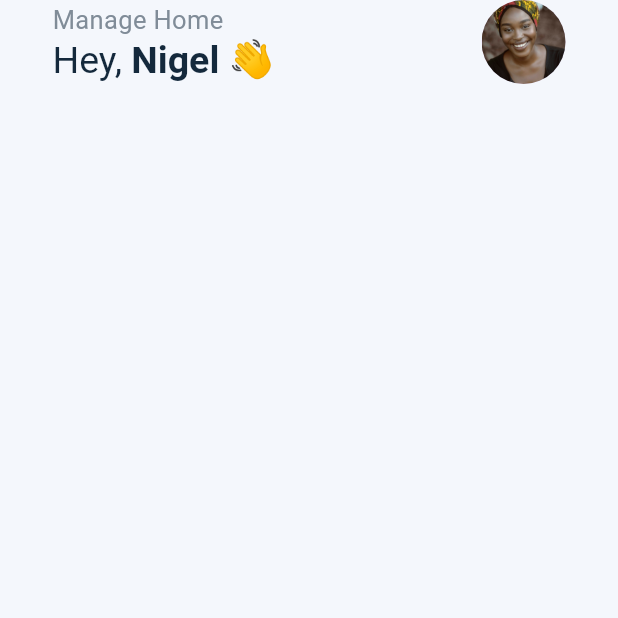
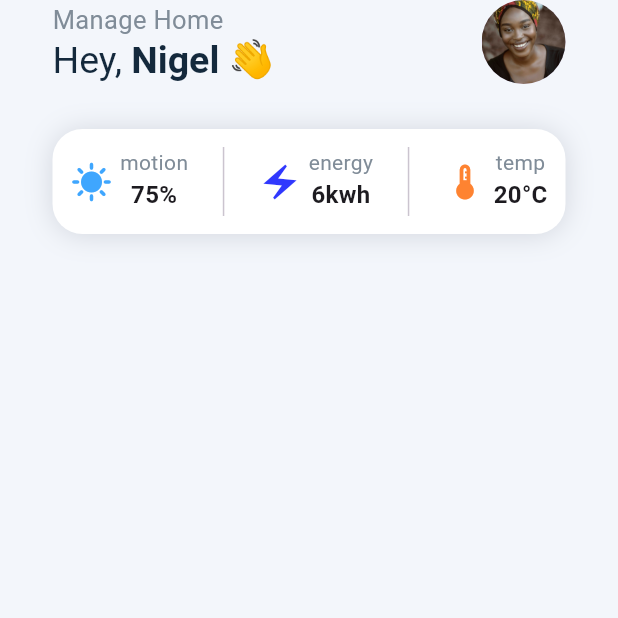
Before and after one commit to xulerxyz/Smart-Home-UI, a Flutter app: the screen it shows after launch, on a phone screen of 412 x 824 dp, the top half of it. Run offline on Flutter 3.47's test engine with Material 3 defaults, Android fonts, the phone set to English and light mode, and no system bars.

Commit message:
Stats Bar
designed a stats bar

```diff
--- a/lib/screens/home_screen.dart
+++ b/lib/screens/home_screen.dart
@@ -1,5 +1,6 @@
 import 'package:flutter/material.dart';
 import 'package:modern_smart_home_ui_practical_01/screens/widgets/custom_app_bar.dart';
+import 'package:modern_smart_home_ui_practical_01/screens/widgets/stats_bar.dart';
 
 class HomeScreen extends StatefulWidget {
   const HomeScreen({super.key});
@@ -12,13 +13,20 @@ class _HomeScreenState extends State<HomeScreen> {
   @override
   Widget build(BuildContext context) {
     return const Scaffold(
-      backgroundColor: Color(0xFFF4F7FC),
+      backgroundColor: Color(0xFFF3F6FB),
       body: SafeArea(
           child: Column(
         crossAxisAlignment: CrossAxisAlignment.start,
         children: [
           // custom app bar
-          CustomAppBar()
+          CustomAppBar(),
+
+          SizedBox(
+            height: 30,
+          ),
+
+          // stats bar
+          StatsBar(),
         ],
       )),
     );
--- /dev/null
+++ b/lib/screens/widgets/stats_bar.dart
@@ -0,0 +1,54 @@
+import 'package:flutter/material.dart';
+import 'package:modern_smart_home_ui_practical_01/screens/widgets/stats_bar_item.dart';
+
+class StatsBar extends StatelessWidget {
+  const StatsBar({
+    super.key,
+  });
+
+  @override
+  Widget build(BuildContext context) {
+    return Padding(
+      padding: const EdgeInsets.symmetric(horizontal: 35),
+      child: Container(
+        padding: const EdgeInsets.all(12),
+        height: 70,
+        decoration: BoxDecoration(
+          color: Colors.white,
+          borderRadius: BorderRadius.circular(20),
+          boxShadow: const <BoxShadow>[
+            BoxShadow(
+                color: Color.fromARGB(192, 199, 203, 212),
+                blurRadius: 15.0,
+                offset: Offset(0.0, 0.75))
+          ],
+        ),
+        child: const Row(
+          mainAxisAlignment: MainAxisAlignment.spaceBetween,
+          children: [
+            StatsBarItem(
+              color: Color(0xFF3FA6FE),
+              title: "motion",
+              desc: "75%",
+              icon: Icons.sunny,
+            ),
+            VerticalDivider(),
+            StatsBarItem(
+              color: Color(0xFF3038FE),
+              title: "energy",
+              desc: "6kwh",
+              icon: Icons.electric_bolt_sharp,
+            ),
+            VerticalDivider(),
+            StatsBarItem(
+              color: Color(0xFFFE8331),
+              title: "temp",
+              desc: "20°C",
+              icon: Icons.thermostat,
+            ),
+          ],
+        ),
+      ),
+    );
+  }
+}
--- /dev/null
+++ b/lib/screens/widgets/stats_bar_item.dart
@@ -0,0 +1,44 @@
+import 'package:flutter/material.dart';
+
+class StatsBarItem extends StatelessWidget {
+  final Color color;
+  final IconData icon;
+  final String title;
+  final String desc;
+
+  const StatsBarItem({
+    super.key,
+    required this.color,
+    required this.icon,
+    required this.title,
+    required this.desc,
+  });
+
+  @override
+  Widget build(BuildContext context) {
+    return Row(
+      children: [
+        Icon(
+          icon,
+          color: color,
+          size: 28,
+        ),
+        const SizedBox(
+          width: 5,
+        ),
+        Column(
+          children: [
+            Text(
+              title,
+              style: const TextStyle(color: Color.fromARGB(255, 128, 140, 152)),
+            ),
+            Text(
+              desc,
+              style: const TextStyle(fontWeight: FontWeight.bold, fontSize: 16),
+            )
+          ],
+        )
+      ],
+    );
+  }
+}
```
